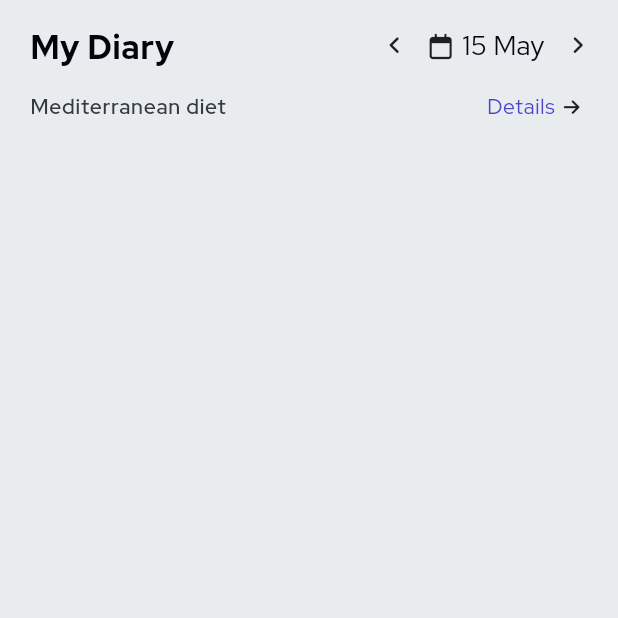
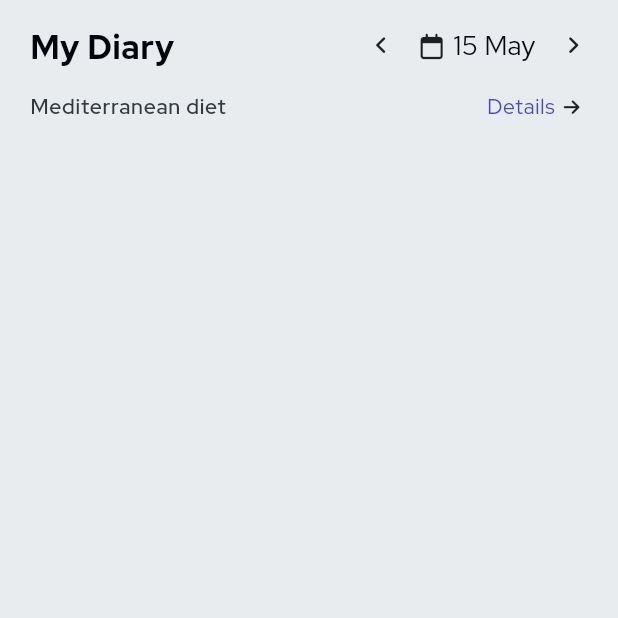
Before and after one commit to ezizull/tennet-gethired-app, a Flutter app: the screen it shows after launch, on a phone screen of 412 x 824 dp, the top half of it. Run offline on Flutter 3.47's test engine with Material 2 defaults, Android fonts, the light colour scheme and no system bars; our stand-ins replace font_awesome_flutter, get, google_fonts, responsive_framework.

Commit message:
add: home-page  v1

```diff
--- a/lib/utils/widgets/header_widget.dart
+++ b/lib/utils/widgets/header_widget.dart
@@ -33,12 +33,21 @@ class HeaderWidget extends StatelessWidget {
             children: [
               // arrow
               Container(
-                margin: const EdgeInsets.only(right: 15),
+                margin: const EdgeInsets.only(right: 10),
+                height: 20,
+                width: 20,
+                child: InkWell(
+                  onTap: () {},
                   child: const Icon(FontAwesomeIcons.angleLeft, size: 14),
+                ),
               ),
 
               // date
-              Row(
+              InkWell(
+                onTap: () {},
+                child: Padding(
+                  padding: const EdgeInsets.symmetric(horizontal: 5),
+                  child: Row(
                     crossAxisAlignment: CrossAxisAlignment.center,
                     children: [
                       Container(
@@ -56,11 +65,18 @@ class HeaderWidget extends StatelessWidget {
                       ),
                     ],
                   ),
+                ),
+              ),
 
               // arrow
               Container(
-                margin: const EdgeInsets.only(left: 15),
+                margin: const EdgeInsets.only(left: 10),
+                height: 20,
+                width: 20,
+                child: InkWell(
+                  onTap: () {},
                   child: const Icon(FontAwesomeIcons.angleRight, size: 14),
+                ),
               ),
             ],
           ),
--- a/lib/utils/widgets/top_details_widget.dart
+++ b/lib/utils/widgets/top_details_widget.dart
@@ -6,9 +6,11 @@ class TopDetails extends StatelessWidget {
   const TopDetails({
     super.key,
     required this.title,
+    this.onTap,
   });
 
   final String title;
+  final Function()? onTap;
 
   @override
   Widget build(BuildContext context) {
@@ -21,7 +23,7 @@ class TopDetails extends StatelessWidget {
               style:
                   AppFonts.redHatDisplay(AppColors.white.shade700).titleSmall),
           InkWell(
-            onTap: () {},
+            onTap: () => onTap,
             child: Padding(
               padding: const EdgeInsets.symmetric(horizontal: 5),
               child:
```
Lines whose indentation alone changed are shown as unchanged.
